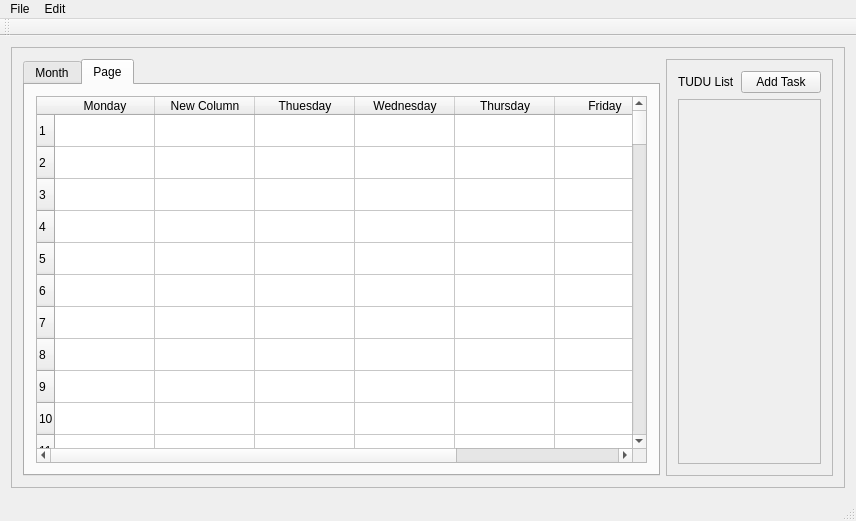
Before: the Qt Designer form tudu/forms/mainwindow.ui in SaraKapetinic/VerificationTuduProject, drawn with Qt 5.
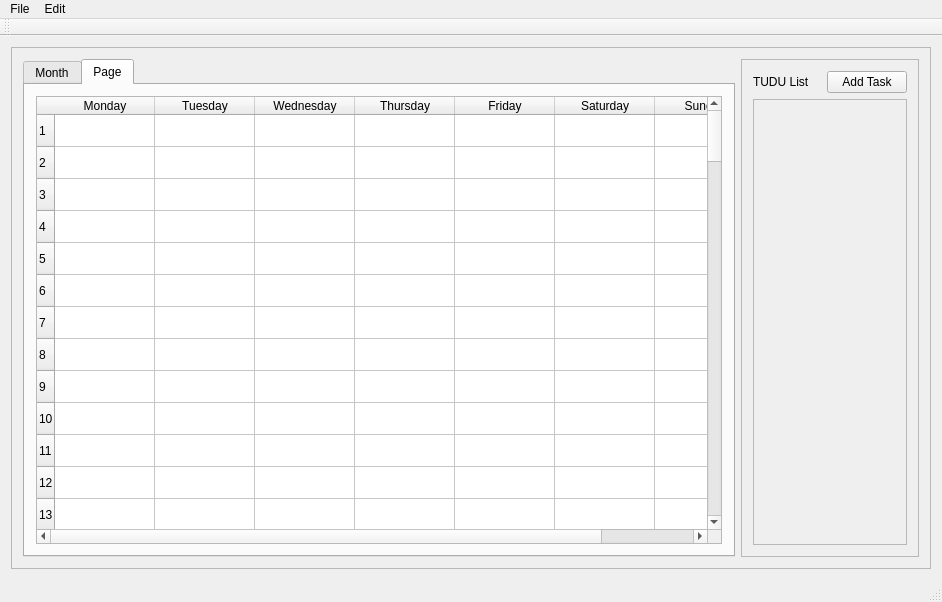
After: the same form once the commit is applied.

Commit message: Connect form data with main window - Implemented a signal and a slot for both addtaskform and mainwindow - Sent data from mainwindow to addtaskform, filled form and sent back to mainwindow - Highlighted current day of week - Improved table header information

Diff of the .ui file:
```diff
--- a/tudu/forms/mainwindow.ui
+++ b/tudu/forms/mainwindow.ui
@@ -6,8 +6,8 @@
    <rect>
     <x>0</x>
     <y>0</y>
-    <width>856</width>
-    <height>521</height>
+    <width>942</width>
+    <height>602</height>
    </rect>
   </property>
   <property name="windowTitle">
@@ -25,8 +25,8 @@
         <rect>
          <x>0</x>
          <y>0</y>
-         <width>836</width>
-         <height>438</height>
+         <width>922</width>
+         <height>521</height>
         </rect>
        </property>
        <layout class="QGridLayout" name="gridLayout">
@@ -183,12 +183,7 @@
               </column>
               <column>
                <property name="text">
-                <string>New Column</string>
-               </property>
-              </column>
-              <column>
-               <property name="text">
-                <string>Thuesday</string>
+                <string>Tuesday</string>
                </property>
               </column>
               <column>
@@ -206,6 +201,11 @@
                 <string>Friday</string>
                </property>
               </column>
+              <column>
+               <property name="text">
+                <string>Saturday</string>
+               </property>
+              </column>
               <column>
                <property name="text">
                 <string>Sunday</string>
@@ -262,8 +262,8 @@
                <rect>
                 <x>0</x>
                 <y>0</y>
-                <width>147</width>
-                <height>364</height>
+                <width>158</width>
+                <height>448</height>
                </rect>
               </property>
               <layout class="QGridLayout" name="gridLayout_2">
@@ -291,8 +291,8 @@
     <rect>
      <x>0</x>
      <y>0</y>
-     <width>856</width>
-     <height>23</height>
+     <width>942</width>
+     <height>22</height>
     </rect>
    </property>
    <widget class="QMenu" name="menuMonths">
```
Left out of the diff: 5 changed lines with no effect on the pictures. The commit also changes 5 other files.
